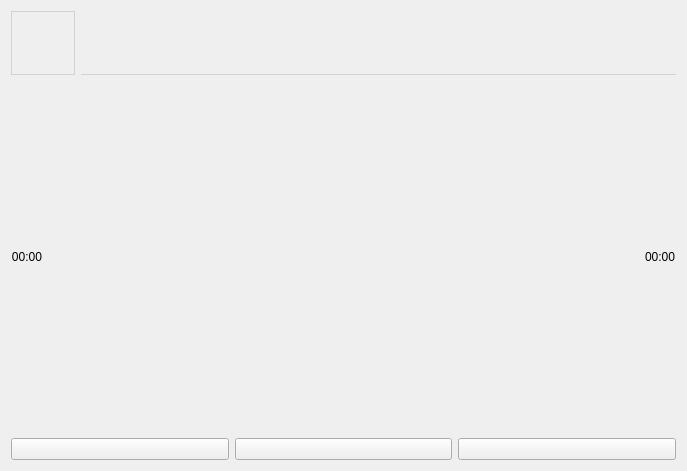
This is ui/musicplayerwidget.ui in sunnibn/deck_ui as Qt 5 draws it before an edit. The edited form follows.
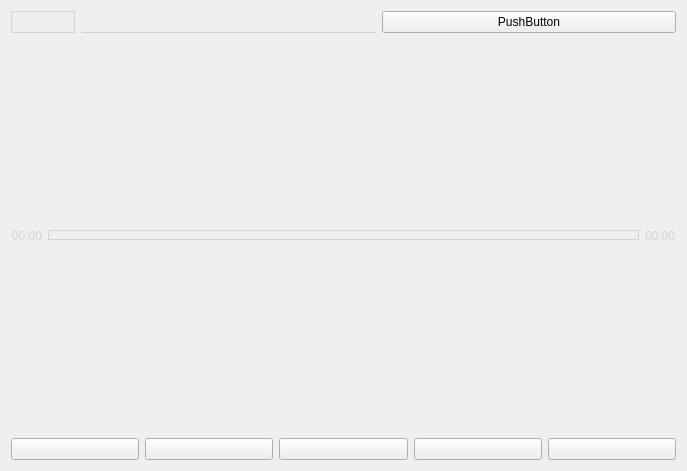
This is the edited form. Icons and pictures are not drawn.

Commit message: refactor(player): apply player functions to new widget

```diff
--- a/ui/musicplayerwidget.ui
+++ b/ui/musicplayerwidget.ui
@@ -57,6 +57,7 @@
           <string notr="true">QLabel#titleLabel {
 	border: none;
 	border-bottom: 1px solid lightgray;
+	color: lightgray;
 }</string>
          </property>
          <property name="text">
@@ -64,6 +65,13 @@
          </property>
         </widget>
        </item>
+       <item>
+        <widget class="QPushButton" name="fileButton">
+         <property name="text">
+          <string>PushButton</string>
+         </property>
+        </widget>
+       </item>
       </layout>
      </item>
      <item>
@@ -73,6 +81,11 @@
          <property name="layoutDirection">
           <enum>Qt::LeftToRight</enum>
          </property>
+         <property name="styleSheet">
+          <string notr="true">QLabel#t1Label {
+	color: lightgray;
+}</string>
+         </property>
          <property name="text">
           <string>00:00</string>
          </property>
@@ -85,20 +98,44 @@
         </widget>
        </item>
        <item>
-        <spacer name="horizontalSpacer">
+        <widget class="QSlider" name="playSlider">
+         <property name="styleSheet">
+          <string notr="true">QSlider#playSlider::groove:horizontal {
+height: 8px;
+border: 1px solid lightgray;
+}
+QSlider#playSlider::handle:horizontal {
+background: transparent;
+border: none;
+width: 8px;
+height: 8px;
+margin: -6px -5px -6px -5px;
+}
+/*QSlider#playSlider::handle:hover {
+border: 1px solid lightgray;
+}*/
+
+QSlider#playSlider::add-page:horizontal {
+background: transparent;
+}
+QSlider#playSlider::sub-page:horizontal {
+background: gray;
+border: 1px solid lightgray;
+border-right: none;
+}</string>
+         </property>
          <property name="orientation">
           <enum>Qt::Horizontal</enum>
          </property>
-         <property name="sizeHint" stdset="0">
-          <size>
-           <width>40</width>
-           <height>20</height>
-          </size>
-         </property>
-        </spacer>
+        </widget>
        </item>
        <item>
         <widget class="QLabel" name="t2Label">
+         <property name="styleSheet">
+          <string notr="true">QLabel#t2Label {
+	color: lightgray;
+}</string>
+         </property>
          <property name="text">
           <string>00:00</string>
          </property>
@@ -108,6 +145,18 @@
      </item>
      <item>
       <layout class="QHBoxLayout" name="playerLayout">
+       <item>
+        <widget class="QPushButton" name="prevButton">
+         <property name="styleSheet">
+          <string notr="true">QPushButton#prevButton {
+	image: url(:assets/icon_prev_64.png);
+}</string>
+         </property>
+         <property name="text">
+          <string/>
+         </property>
+        </widget>
+       </item>
        <item>
         <widget class="QPushButton" name="secPrevButton">
          <property name="styleSheet">
@@ -144,6 +193,18 @@
          </property>
         </widget>
        </item>
+       <item>
+        <widget class="QPushButton" name="nextButton">
+         <property name="styleSheet">
+          <string notr="true">QPushButton#nextButton {
+	image: url(:assets/icon_next_64.png);
+}</string>
+         </property>
+         <property name="text">
+          <string/>
+         </property>
+        </widget>
+       </item>
       </layout>
      </item>
     </layout>
```
The commit also changes 3 other files.
